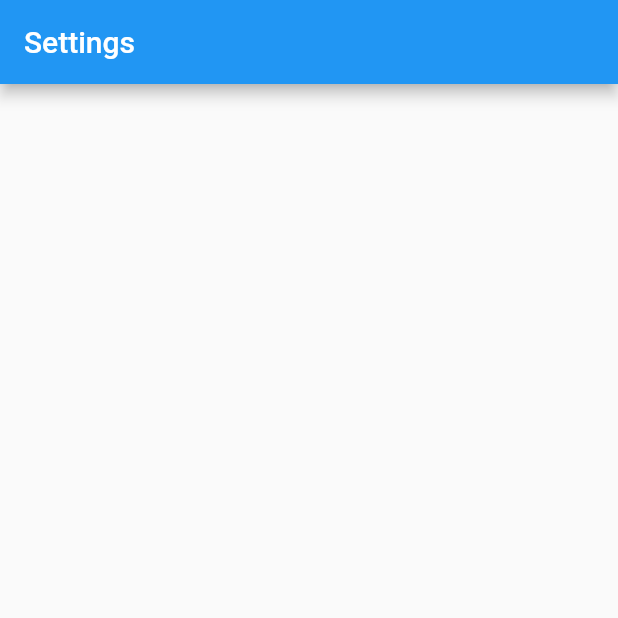
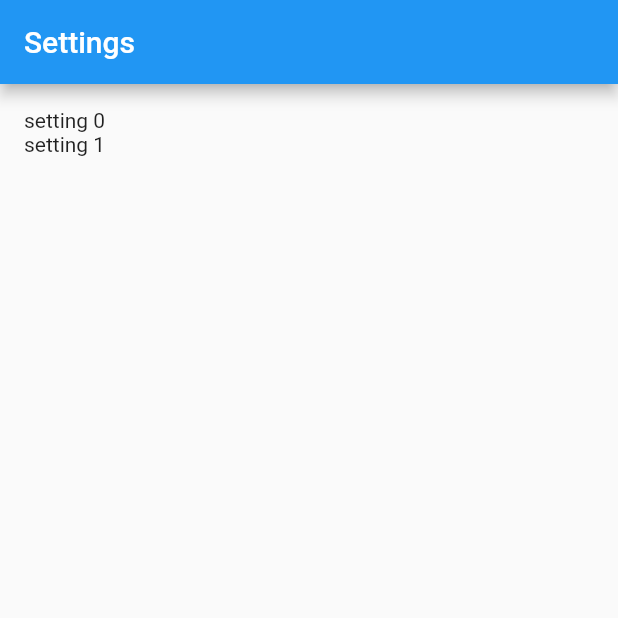
Before and after one commit to cksrc/flutter_bootstrap, a Flutter app: the first screen one second after launch, on a phone screen of 412 x 824 dp, the top half of it. Run offline on Flutter 3.47's test engine with Material 2 defaults, Android fonts, the phone set to English and light mode, and no system bars; our stand-ins replace connectivity_plus, firebase_core, firebase_remote_config, flutter_dotenv; accounts and stored records are empty.

```diff
--- /dev/null
+++ b/lib/src/common/enums/connection_status.dart
@@ -0,0 +1 @@
+enum ConnectionStatus { unset, online, offline, lostConnection, backOnline }
--- a/lib/src/common/environment.dart
+++ b/lib/src/common/environment.dart
@@ -1,6 +1,8 @@
 import 'package:flutter/foundation.dart';
 import 'package:flutter_dotenv/flutter_dotenv.dart';
 
+/// Used for converting the .env.* files in a format accessible by the dot
+/// notation and is accessible from the IDE's autocompletion.
 class Environment {
   static String get fileName =>
       kReleaseMode ? ".env.production" : ".env.development";
@@ -9,6 +11,10 @@ class Environment {
       dotenv.env['INTERNET_CONNECTION_CHECK_URL'] ?? 'https://google.com';
   static String get firebaseRemoteConfigFetchTimeoutSeconds =>
       dotenv.env['FIREBASE_REMOTE_CONFIG_FETCH_TIMEOUT_SECONDS'] ?? '20';
+  static String get internetCheckTimeoutSeconds =>
+      dotenv.env['INTERNET_CHECK_TIMEOUT_SECONDS'] ?? '10';
+  static String get internetPreCheckTimerSeconds =>
+      dotenv.env['INTERNET_PRE_CHECK_TIMER_SECONDS'] ?? '4';
   static String get firebaseRemoteConfigMinimumFetchIntervalSeconds =>
       dotenv.env['FIREBASE_REMOTE_CONFIG_MINIMUM_FETCH_INTERVAL_SECONDS'] ??
       '1';
--- a/lib/src/common/initializer.dart
+++ b/lib/src/common/initializer.dart
@@ -1,4 +1,4 @@
-import 'package:app/src/settings/settings.provider.dart';
+import 'package:app/src/settings/settings_provider.dart';
 import 'package:firebase_core/firebase_core.dart';
 import 'package:firebase_remote_config/firebase_remote_config.dart';
 
--- a/lib/src/settings/settings.provider.dart
+++ /dev/null
@@ -1,25 +0,0 @@
-import 'package:app/src/common/environment.dart';
-import 'package:flutter/material.dart';
-import 'package:firebase_remote_config/firebase_remote_config.dart';
-
-/// A class that many Widgets can interact with to read user settings, update
-/// user settings, or listen to user settings changes.
-///
-/// Controllers glue Data Services to Flutter Widgets. The SettingsController
-/// uses the SettingsService to store and retrieve user settings.
-class SettingsProvider with ChangeNotifier {
-  SettingsProvider();
-  var remoteConfigLoaded = false;
-
-  Future loadSettings() async {
-    // If remoteConfig settings have not be synced and we have internet,
-    // else if remoteConfig is not synched but we do not have internet, keep trying
-    // else if remoteConfig already fetched return the settings
-    if (!remoteConfigLoaded) {
-      await FirebaseRemoteConfig.instance.fetchAndActivate();
-      return FirebaseRemoteConfig.instance;
-    } else {
-      return FirebaseRemoteConfig.instance;
-    }
-  }
-}
--- a/lib/src/settings/settings.screen.dart
+++ /dev/null
@@ -1,19 +0,0 @@
-import 'package:flutter/material.dart';
-
-import 'settings.provider.dart';
-
-class SettingsScreen extends StatelessWidget {
-  const SettingsScreen({Key? key}) : super(key: key);
-
-  @override
-  Widget build(BuildContext context) {
-    return Scaffold(
-      appBar: AppBar(
-        title: const Text('Settings'),
-      ),
-      body: const Padding(
-        padding: EdgeInsets.all(16),
-      ),
-    );
-  }
-}
--- /dev/null
+++ b/lib/src/settings/settings_screen.dart
@@ -0,0 +1,105 @@
+import 'dart:async';
+
+import 'package:connectivity_plus/connectivity_plus.dart';
+import 'package:firebase_core/firebase_core.dart';
+import 'package:firebase_remote_config/firebase_remote_config.dart';
+import 'package:flutter/material.dart';
+import 'package:provider/provider.dart';
+
+import '../common/enums/connection_status.dart';
+import '../common/environment.dart';
+import '../common/utils.dart';
+import 'settings_provider.dart';
+
+class SettingsScreen extends StatefulWidget {
+  const SettingsScreen({Key? key}) : super(key: key);
+  @override
+  State<SettingsScreen> createState() => _SettingsScreenState();
+}
+
+class _SettingsScreenState extends State<SettingsScreen> {
+  // We use the RefreshIndicator to reload the page to force refetching settings
+  // from firebase remoteConfig. '_markDirty' is a dummy parameter, only
+  // to force flutter to repaint the screen.
+  Future<bool> _markDirty = Future.value(true);
+  late StreamSubscription<ConnectivityResult> _checkConnectivitySubscription;
+  @override
+  void initState() {
+    super.initState();
+    _checkConnectivitySubscription = Connectivity()
+        .onConnectivityChanged
+        .listen((ConnectivityResult result) async {
+      Future.delayed(
+              Duration(
+                seconds: int.parse(Environment.internetPreCheckTimerSeconds),
+              ),
+              Utils.instance.updateConnectionStatus)
+          .then((value) =>
+              Utils.instance.showInternetConnectivitySnackBar(value, context));
+    });
+  }
+
+  @override
+  Widget build(BuildContext context) {
+    var settingsProvider =
+        Provider.of<SettingsProvider>(context, listen: false);
+
+    //WidgetsBinding.instance.addPostFrameCallback((_) async {});
+
+    return Scaffold(
+      appBar: AppBar(
+        title: const Text('Settings'),
+      ),
+      body: Padding(
+          padding: const EdgeInsets.all(16),
+          child: FutureBuilder(
+            future: settingsProvider
+                .loadSettings(Utils.instance.previousConnectionStatus),
+            builder: (BuildContext context, AsyncSnapshot<dynamic> snapshot) {
+              return RefreshIndicator(
+                onRefresh: _pullRefresh,
+                child: _displaySettingsList(context, snapshot),
+              );
+            },
+          )),
+    );
+  }
+
+  Future<void> _pullRefresh() async {
+    setState(() {
+      _markDirty = Future.value(_markDirty);
+    });
+  }
+
+  Widget _displaySettingsList(
+      BuildContext context, AsyncSnapshot<dynamic> snapshot) {
+    if (snapshot.hasError) {
+      var settings = ['Pull down to try again'];
+      return ListView.builder(
+        itemCount: settings.length,
+        itemBuilder: (context, index) {
+          return Text(settings[index]);
+        },
+      );
+    } else if (snapshot.connectionState == ConnectionState.waiting) {
+      return const Center(
+        child: CircularProgressIndicator(),
+      );
+    } else {
+      FirebaseRemoteConfig items = snapshot.data;
+      Map<String, RemoteConfigValue> settings = items.getAll();
+      return ListView.builder(
+        itemCount: settings.length,
+        itemBuilder: (context, index) {
+          return Text('setting $index');
+        },
+      );
+    }
+  }
+
+  @override
+  void dispose() {
+    super.dispose();
+    _checkConnectivitySubscription.cancel();
+  }
+}
--- a/pubspec.yaml
+++ b/pubspec.yaml
@@ -10,6 +10,7 @@ environment:
   sdk: ">=2.17.1 <3.0.0"
 
 dependencies:
+  connectivity_plus: ^2.3.4
   firebase_core: ^1.17.1
   firebase_remote_config: ^2.0.9
   flutter:
@@ -17,6 +18,7 @@ dependencies:
   flutter_dotenv: ^5.0.2
   flutter_localizations:
     sdk: flutter
+  http: ^0.13.4
   provider: ^6.0.3
 
 dev_dependencies:
```
Also changed, not shown: lib/src/app.dart (+4 -4 lines), lib/src/common/utils.dart (+83 -7 lines), lib/src/settings/settings_provider.dart (added, +18 -0 lines), lib/src/common/screens/error_screen.dart (renamed from lib/src/common/screens/error.screen.dart), lib/src/common/screens/splash_screen.dart (renamed from lib/src/common/screens/splash.screen.dart), pubspec.lock, 5 other files.
